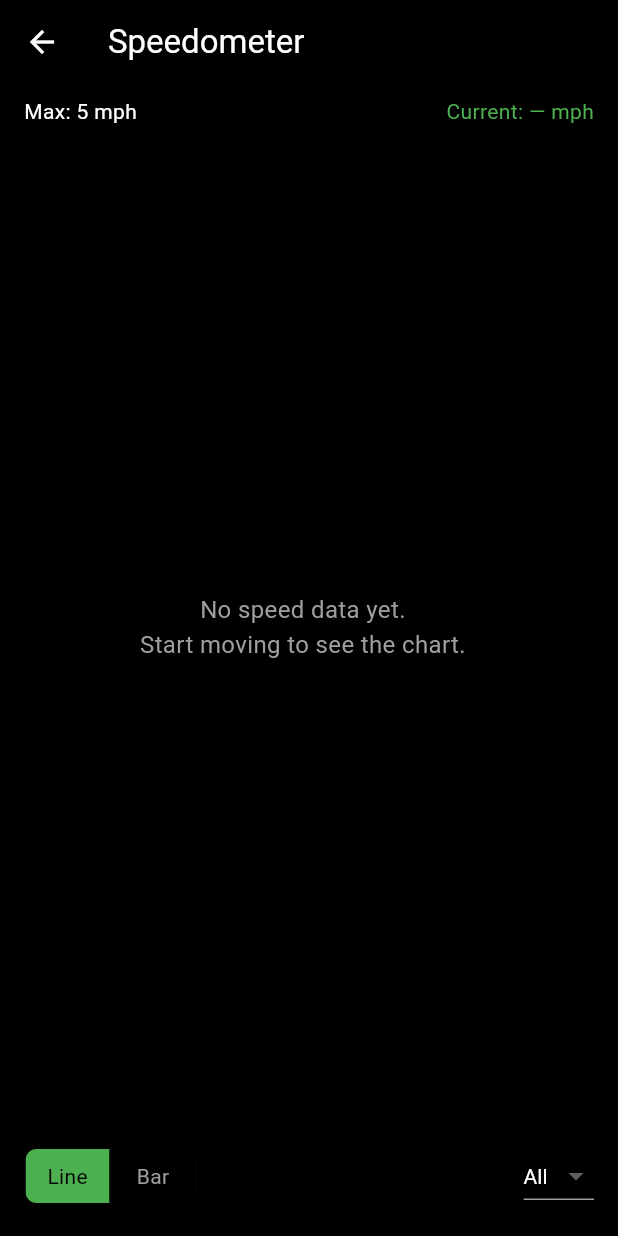
After one commit to andywyatte17/andys-gps-collector, a Flutter app: the screen it shows after launch, after a tap on "Check GPS Permission", after a tap on "Record", after a tap on the "speed" icon, on a phone screen of 412 x 824 dp. The commit adds this screen. Run offline on Flutter 3.47's test engine with Material 3 defaults, Android fonts, the phone set to English and light mode, and no system bars; our stand-ins replace fl_chart, flutter_map, geolocator, latlong2, permission_handler, sqflite; missing offline and left inert: geolocator_android; accounts and stored records are empty.

Commit message:
0.2 : Adding speedometer charting.

```diff
--- a/gps_collector/lib/screens/home_screen.dart
+++ b/gps_collector/lib/screens/home_screen.dart
@@ -4,6 +4,7 @@ import 'package:permission_handler/permission_handler.dart';
 import '../services/permission_service.dart';
 import '../services/tracking_service.dart';
 import 'debug_screen.dart';
+import 'speedometer_screen.dart';
 import 'tracks_screen.dart';
 
 class HomeScreen extends StatefulWidget {
@@ -428,6 +429,23 @@ class _HomeScreenState extends State<HomeScreen> {
                           ),
                           const Spacer(),
                           IconButton(
+                            icon: const Icon(
+                              Icons.speed,
+                              color: Colors.green,
+                            ),
+                            tooltip: 'Speedometer',
+                            onPressed: () {
+                              Navigator.push(
+                                context,
+                                MaterialPageRoute(
+                                  builder: (context) => SpeedometerScreen(
+                                    trackingService: _trackingService,
+                                  ),
+                                ),
+                              );
+                            },
+                          ),
+                          IconButton(
                             icon: Icon(
                               Icons.bug_report,
                               color: _showDebugPanel
--- /dev/null
+++ b/gps_collector/lib/screens/speedometer_screen.dart
@@ -0,0 +1,430 @@
+import 'dart:math';
+import 'package:flutter/material.dart';
+import 'package:fl_chart/fl_chart.dart';
+import 'package:geolocator/geolocator.dart';
+import '../services/tracking_service.dart';
+
+enum _ChartMode { line, bar }
+
+enum _TimeWindow {
+  all('All', null),
+  last30s('30s', Duration(seconds: 30)),
+  last1m('1m', Duration(minutes: 1)),
+  last5m('5m', Duration(minutes: 5));
+
+  final String label;
+  final Duration? duration;
+  const _TimeWindow(this.label, this.duration);
+}
+
+class SpeedometerScreen extends StatefulWidget {
+  final TrackingService trackingService;
+
+  const SpeedometerScreen({super.key, required this.trackingService});
+
+  @override
+  State<SpeedometerScreen> createState() => _SpeedometerScreenState();
+}
+
+class _SpeedometerScreenState extends State<SpeedometerScreen> {
+  _ChartMode _chartMode = _ChartMode.line;
+  _TimeWindow _timeWindow = _TimeWindow.all;
+
+  // Store the previous callback so we can restore it on dispose.
+  void Function(Position)? _previousCallback;
+
+  @override
+  void initState() {
+    super.initState();
+    _previousCallback = widget.trackingService.onPositionUpdate;
+    widget.trackingService.onPositionUpdate = (position) {
+      setState(() {});
+      _previousCallback?.call(position);
+    };
+  }
+
+  @override
+  void dispose() {
+    widget.trackingService.onPositionUpdate = _previousCallback;
+    super.dispose();
+  }
+
+  /// Convert m/s to mph.
+  double _mpsToMph(double mps) => mps * 2.23694;
+
+  /// Round up to a sensible y-axis max for mph/kph.
+  double _roundUpMax(double value) {
+    if (value <= 0) {
+      return 5;
+    }
+    if (value <= 5) {
+      return 5;
+    }
+    return (value / 5).ceil() * 5.0;
+  }
+
+  /// Filter speed history by the selected time window.
+  List<SpeedDataPoint> _filteredPoints() {
+    final history = widget.trackingService.speedHistory;
+    if (history.isEmpty) {
+      return [];
+    }
+
+    if (_timeWindow.duration == null) {
+      return history;
+    }
+
+    final windowMs = _timeWindow.duration!.inMilliseconds;
+    final latestMs = history.last.msSinceStart;
+    final cutoffMs = latestMs - windowMs;
+    return history.where((p) => p.msSinceStart >= cutoffMs).toList();
+  }
+
+  Color _barColorForAccuracy(double accuracyMeters) {
+    if (accuracyMeters <= 5) {
+      return Colors.green;
+    }
+    if (accuracyMeters <= 20) {
+      return Colors.yellow;
+    }
+    return Colors.red;
+  }
+
+  Widget _buildChart() {
+    final points = _filteredPoints();
+
+    if (points.isEmpty) {
+      return const Center(
+        child: Text(
+          'No speed data yet.\nStart moving to see the chart.',
+          textAlign: TextAlign.center,
+          style: TextStyle(color: Colors.grey, fontSize: 16),
+        ),
+      );
+    }
+
+    final speeds = points.map((p) => _mpsToMph(p.speedMps)).toList();
+    final maxSpeed = speeds.reduce(max);
+    final yMax = _roundUpMax(maxSpeed);
+
+    // X-axis: time in seconds since first point in window.
+    final firstMs = points.first.msSinceStart;
+
+    if (_chartMode == _ChartMode.line) {
+      return _buildLineChart(points, firstMs, yMax);
+    } else {
+      return _buildBarChart(points, firstMs, yMax);
+    }
+  }
+
+  Widget _buildLineChart(
+    List<SpeedDataPoint> points,
+    int firstMs,
+    double yMax,
+  ) {
+    final spots = points.map((p) {
+      return FlSpot(
+        (p.msSinceStart - firstMs) / 1000.0,
+        _mpsToMph(p.speedMps),
+      );
+    }).toList();
+
+    final xMax = spots.last.x;
+
+    return LineChart(
+      LineChartData(
+        minY: 0,
+        maxY: yMax,
+        minX: spots.first.x,
+        maxX: xMax,
+        clipData: const FlClipData.all(),
+        gridData: const FlGridData(show: false),
+        borderData: FlBorderData(show: false),
+        titlesData: FlTitlesData(
+          topTitles: const AxisTitles(sideTitles: SideTitles(showTitles: false)),
+          rightTitles: const AxisTitles(sideTitles: SideTitles(showTitles: false)),
+          bottomTitles: AxisTitles(
+            sideTitles: SideTitles(
+              showTitles: true,
+              reservedSize: 30,
+              getTitlesWidget: (value, meta) {
+                final secs = value.toInt();
+                final m = secs ~/ 60;
+                final s = secs % 60;
+                return SideTitleWidget(
+                  axisSide: meta.axisSide,
+                  child: Text(
+                    '$m:${s.toString().padLeft(2, '0')}',
+                    style: const TextStyle(color: Colors.grey, fontSize: 10),
+                  ),
+                );
+              },
+            ),
+          ),
+          leftTitles: AxisTitles(
+            sideTitles: SideTitles(
+              showTitles: true,
+              reservedSize: 40,
+              getTitlesWidget: (value, meta) {
+                if (value == 0 || value == yMax) {
+                  return SideTitleWidget(
+                    axisSide: meta.axisSide,
+                    child: Text(
+                      value.toInt().toString(),
+                      style: const TextStyle(color: Colors.grey, fontSize: 11),
+                    ),
+                  );
+                }
+                return const SizedBox.shrink();
+              },
+            ),
+          ),
+        ),
+        lineTouchData: const LineTouchData(enabled: false),
+        lineBarsData: [
+          LineChartBarData(
+            spots: spots,
+            isCurved: true,
+            curveSmoothness: 0.2,
+            color: Colors.green,
+            barWidth: 2.5,
+            dotData: const FlDotData(show: false),
+            belowBarData: BarAreaData(
+              show: true,
+              color: Colors.green.withAlpha(40),
+            ),
+          ),
+        ],
+      ),
+    );
+  }
+
+  Widget _buildBarChart(
+    List<SpeedDataPoint> points,
+    int firstMs,
+    double yMax,
+  ) {
+    // Filter out points with no speed (speed <= 0).
+    final validPoints = points.where((p) => p.speedMps > 0).toList();
+
+    if (validPoints.isEmpty) {
+      return const Center(
+        child: Text(
+          'No speed data to display.',
+          style: TextStyle(color: Colors.grey, fontSize: 16),
+        ),
+      );
+    }
+
+    final barGroups = <BarChartGroupData>[];
+    for (var i = 0; i < validPoints.length; i++) {
+      final p = validPoints[i];
+      final mph = _mpsToMph(p.speedMps);
+      barGroups.add(
+        BarChartGroupData(
+          x: i,
+          barRods: [
+            BarChartRodData(
+              toY: mph,
+              color: _barColorForAccuracy(p.accuracyMeters),
+              width: max(2.0, 200.0 / validPoints.length).clamp(2.0, 16.0),
+              borderRadius: const BorderRadius.vertical(top: Radius.circular(1)),
+            ),
+          ],
+        ),
+      );
+    }
+
+    return BarChart(
+      BarChartData(
+        maxY: yMax,
+        minY: 0,
+        gridData: const FlGridData(show: false),
+        borderData: FlBorderData(show: false),
+        barTouchData: BarTouchData(enabled: false),
+        titlesData: FlTitlesData(
+          topTitles: const AxisTitles(sideTitles: SideTitles(showTitles: false)),
+          rightTitles: const AxisTitles(sideTitles: SideTitles(showTitles: false)),
+          bottomTitles: AxisTitles(
+            sideTitles: SideTitles(
+              showTitles: true,
+              reservedSize: 30,
+              getTitlesWidget: (value, meta) {
+                final idx = value.toInt();
+                if (idx < 0 || idx >= validPoints.length) {
+                  return const SizedBox.shrink();
+                }
+                // Show ~5 labels max.
+                final step = max(1, validPoints.length ~/ 5);
+                if (idx % step != 0 && idx != validPoints.length - 1) {
+                  return const SizedBox.shrink();
+                }
+                final secs = (validPoints[idx].msSinceStart - firstMs) ~/ 1000;
+                final m = secs ~/ 60;
+                final s = secs % 60;
+                return SideTitleWidget(
+                  axisSide: meta.axisSide,
+                  child: Text(
+                    '$m:${s.toString().padLeft(2, '0')}',
+                    style: const TextStyle(color: Colors.grey, fontSize: 10),
+                  ),
+                );
+              },
+            ),
+          ),
+          leftTitles: AxisTitles(
+            sideTitles: SideTitles(
+              showTitles: true,
+              reservedSize: 40,
+              getTitlesWidget: (value, meta) {
+                if (value == 0 || value == yMax) {
+                  return SideTitleWidget(
+                    axisSide: meta.axisSide,
+                    child: Text(
+                      value.toInt().toString(),
+                      style: const TextStyle(color: Colors.grey, fontSize: 11),
+                    ),
+                  );
+                }
+                return const SizedBox.shrink();
+              },
+            ),
+          ),
+        ),
+        barGroups: barGroups,
+      ),
+    );
+  }
+
+  @override
+  Widget build(BuildContext context) {
+    final points = _filteredPoints();
+    final speeds = points.map((p) => _mpsToMph(p.speedMps)).toList();
+    final maxSpeed = speeds.isEmpty ? 0.0 : speeds.reduce(max);
+    final yMax = _roundUpMax(maxSpeed);
+
+    return Scaffold(
+      backgroundColor: Colors.black,
+      appBar: AppBar(
+        title: const Text('Speedometer'),
+        backgroundColor: Colors.black,
+        foregroundColor: Colors.white,
+      ),
+      body: Column(
+        children: [
+          // Y-axis key
+          Padding(
+            padding: const EdgeInsets.symmetric(horizontal: 16, vertical: 8),
+            child: Row(
+              children: [
+                Text(
+                  'Max: ${yMax.toInt()} mph',
+                  style: const TextStyle(color: Colors.white, fontSize: 14),
+                ),
+                const Spacer(),
+                Text(
+                  'Current: ${speeds.isEmpty ? "—" : speeds.last.toStringAsFixed(1)} mph',
+                  style: const TextStyle(color: Colors.green, fontSize: 14),
+                ),
+              ],
+            ),
+          ),
+          // Chart
+          Expanded(
+            child: Padding(
+              padding: const EdgeInsets.fromLTRB(8, 0, 16, 0),
+              child: _buildChart(),
+            ),
+          ),
+          // Bar chart legend
+          if (_chartMode == _ChartMode.bar) ...[
+            Padding(
+              padding: const EdgeInsets.symmetric(horizontal: 16, vertical: 4),
+              child: Row(
+                mainAxisAlignment: MainAxisAlignment.center,
+                children: [
+                  _legendDot(Colors.green, '<5m'),
+                  const SizedBox(width: 12),
+                  _legendDot(Colors.yellow, '5-20m'),
+                  const SizedBox(width: 12),
+                  _legendDot(Colors.red, '>20m'),
+                ],
+              ),
+            ),
+          ],
+          const SizedBox(height: 8),
+          // Controls row
+          Padding(
+            padding: const EdgeInsets.symmetric(horizontal: 16, vertical: 8),
+            child: Row(
+              children: [
+                // Chart mode toggle
+                ToggleButtons(
+                  isSelected: [
+                    _chartMode == _ChartMode.line,
+                    _chartMode == _ChartMode.bar,
+                  ],
+                  onPressed: (index) {
+                    setState(() {
+                      _chartMode =
+                          index == 0 ? _ChartMode.line : _ChartMode.bar;
+                    });
+                  },
+                  borderRadius: BorderRadius.circular(8),
+                  selectedColor: Colors.black,
+                  fillColor: Colors.green,
+                  color: Colors.grey,
+                  constraints: const BoxConstraints(
+                    minHeight: 36,
+                    minWidth: 56,
+                  ),
+                  children: const [
+                    Text('Line'),
+                    Text('Bar'),
+                  ],
+                ),
+                const Spacer(),
+                // Time window selector
+                DropdownButton<_TimeWindow>(
+                  value: _timeWindow,
+                  dropdownColor: Colors.grey[900],
+                  style: const TextStyle(color: Colors.white),
+                  underline: Container(height: 1, color: Colors.grey),
+                  items: _TimeWindow.values.map((tw) {
+                    return DropdownMenuItem(
+                      value: tw,
+                      child: Text(tw.label),
+                    );
+                  }).toList(),
+                  onChanged: (value) {
+                    if (value != null) {
+                      setState(() {
+                        _timeWindow = value;
+                      });
+                    }
+                  },
+                ),
+              ],
+            ),
+          ),
+          const SizedBox(height: 8),
+        ],
+      ),
+    );
+  }
+
+  Widget _legendDot(Color color, String label) {
+    return Row(
+      mainAxisSize: MainAxisSize.min,
+      children: [
+        Container(
+          width: 10,
+          height: 10,
+          decoration: BoxDecoration(color: color, shape: BoxShape.circle),
+        ),
+        const SizedBox(width: 4),
+        Text(label, style: const TextStyle(color: Colors.grey, fontSize: 11)),
+      ],
+    );
+  }
+}
--- a/gps_collector/lib/services/tracking_service.dart
+++ b/gps_collector/lib/services/tracking_service.dart
@@ -5,6 +5,19 @@ import 'package:geolocator_android/geolocator_android.dart';
 import 'database_service.dart';
 
 enum TrackingState { idle, recording, paused }
+
+/// A single speed data point captured during recording.
+class SpeedDataPoint {
+  final int msSinceStart;
+  final double speedMps; // meters per second
+  final double accuracyMeters;
+
+  const SpeedDataPoint({
+    required this.msSinceStart,
+    required this.speedMps,
+    required this.accuracyMeters,
+  });
+}
 
 class TrackingService {
   final DatabaseService _db = DatabaseService();
@@ -22,6 +35,9 @@ class TrackingService {
   Position? get lastPosition => _lastPosition;
 
   DateTime? _startTime;
+
+  final List<SpeedDataPoint> _speedHistory = [];
+  List<SpeedDataPoint> get speedHistory => List.unmodifiable(_speedHistory);
 
   StreamSubscription<Position>? _positionSubscription;
 
@@ -42,6 +58,7 @@ class TrackingService {
       startedAt: _startTime!.toIso8601String(),
     );
     _pointCount = 0;
+    _speedHistory.clear();
     _state = TrackingState.recording;
 
     _startListening();
@@ -99,6 +116,7 @@ class TrackingService {
     _startTime = null;
     _pointCount = 0;
     _lastPosition = null;
+    _speedHistory.clear();
   }
 
   void _startListening() {
@@ -151,6 +169,15 @@ class TrackingService {
 
     _pointCount++;
     _lastPosition = position;
+
+    if (position.speed >= 0) {
+      _speedHistory.add(SpeedDataPoint(
+        msSinceStart: msSinceStart,
+        speedMps: position.speed,
+        accuracyMeters: position.accuracy,
+      ));
+    }
+
     onPositionUpdate?.call(position);
   }
 
--- a/gps_collector/pubspec.yaml
+++ b/gps_collector/pubspec.yaml
@@ -19,6 +19,7 @@ dependencies:
   flutter_map: ^7.0.2
   latlong2: ^0.9.1
   http: ^1.2.2
+  fl_chart: ^0.69.2
 
 dev_dependencies:
   flutter_test:
```
Also changed, not shown: .claude/settings.local.json, 1 other file.
